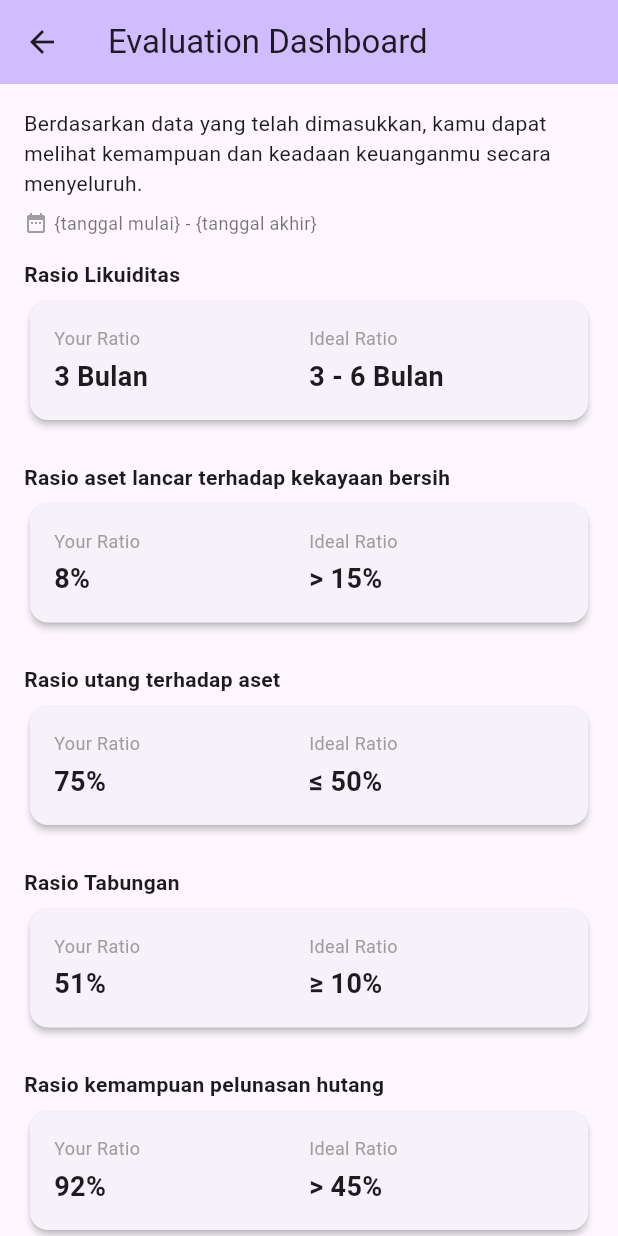
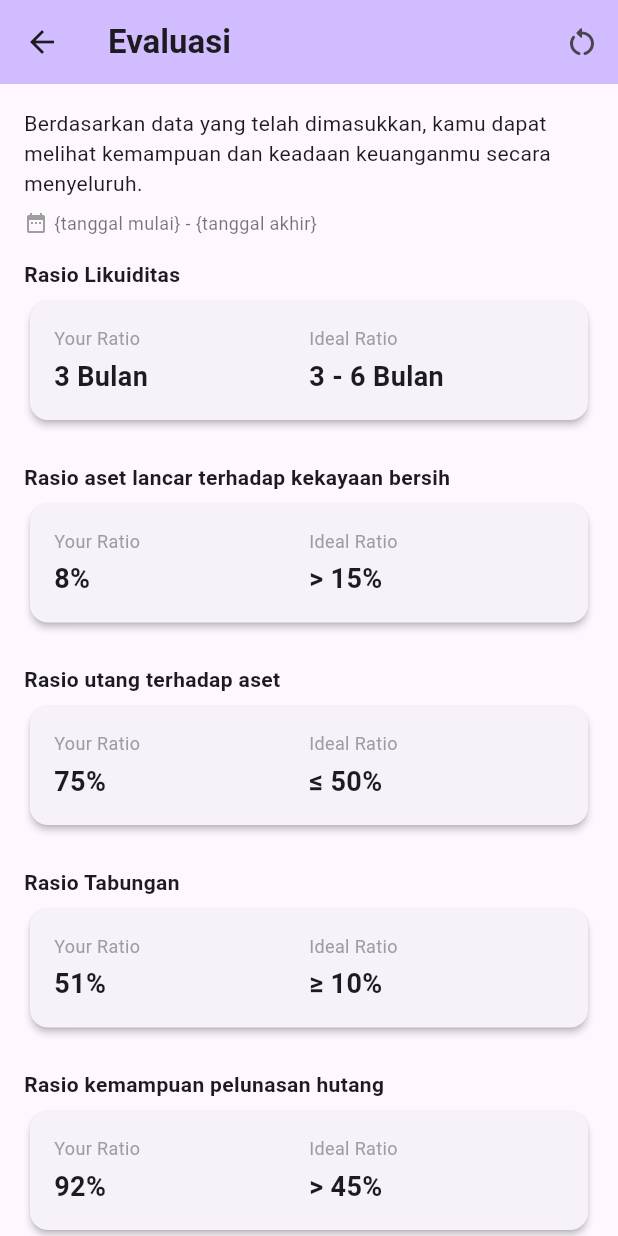
Before and after one commit to thisisjackii/ta_client, a Flutter app: the EvaluationDashboard screen opened by its route, on a phone screen of 412 x 824 dp. Run offline on Flutter 3.47's test engine with Material 3 defaults, Android fonts, the phone set to English and light mode, and no system bars; our stand-ins replace another_xlider, bloc, connectivity_plus, equatable, fl_chart, flutter_bloc and 8 more; accounts and stored records are empty; network calls fail.

Commit message:
[FUNC] Evaluation #2
- Added new page: Evaluation History

```diff
--- a/lib/app/routes/routes.dart
+++ b/lib/app/routes/routes.dart
@@ -18,6 +18,7 @@ class Routes {
   static const evaluationDateSelection = '/evaluation-date-selection';
   static const evaluationDashboard = '/evaluation-dashboard';
   static const evaluationDetail = '/evaluation-detail';
+  static const evaluationHistory = '/evaluation-history';
 
   static Route<dynamic> generateRoute(RouteSettings settings) {
     switch (settings.name) {
@@ -82,7 +83,11 @@ class Routes {
           builder: (_) => EvaluationDetailPage(id: id),
           settings: settings,
         );
-
+      case evaluationHistory:
+        return MaterialPageRoute(
+          builder: (_) => EvaluationHistoryPage(),
+          settings: settings,
+        );
       // case editTransaction:
       //   final transaction = settings.arguments! as Transaction;
       //   return MaterialPageRoute(builder: (_) => EditTransactionPage.create(transaction));
--- a/lib/core/screens/screens.dart
+++ b/lib/core/screens/screens.dart
@@ -12,3 +12,4 @@ export '../../features/evaluation/view/evaluation_intro_page.dart';
 export '../../features/evaluation/view/evaluation_date_page.dart';
 export '../../features/evaluation/view/evaluation_dashboard_page.dart';
 export '../../features/evaluation/view/evaluation_detail_page.dart';
+export '../../features/evaluation/view/evaluation_history_page.dart';
--- a/lib/features/evaluation/view/evaluation_dashboard_page.dart
+++ b/lib/features/evaluation/view/evaluation_dashboard_page.dart
@@ -17,7 +17,24 @@ class EvaluationDashboard extends StatelessWidget {
 
     return Scaffold(
       appBar: AppBar(
-        title: const Text('Evaluation Dashboard'),
+        title: Row(
+          mainAxisSize: MainAxisSize.min,
+          children: [
+            const Text(
+              'Evaluasi',
+              style: TextStyle(fontWeight: FontWeight.bold),
+            ),
+          ],
+        ),
+        actions: [
+          IconButton(
+            icon: const Icon(Icons.restart_alt_rounded),
+            onPressed: () async {
+              final result = await Navigator.pushNamed(context, Routes.evaluationHistory);
+              print('Returned from EvaluationIntro: $result');
+            },
+          ),
+        ],
       ),
       body: ListView(
         padding: const EdgeInsets.all(16),
```
Also changed, not shown: lib/features/evaluation/view/evaluation_history_page.dart (added, +122 -0 lines).
